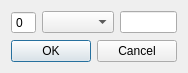
Before: the Qt Designer form ui/fenetremodifaction.ui in flagage/volleyclubstats, drawn with Qt 5.
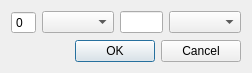
After: the same form once the commit is applied.

What changed in the file:
```diff
--- a/ui/fenetremodifaction.ui
+++ b/ui/fenetremodifaction.ui
@@ -6,7 +6,7 @@
    <rect>
     <x>0</x>
     <y>0</y>
-    <width>177</width>
+    <width>252</width>
     <height>69</height>
    </rect>
   </property>
@@ -29,6 +29,9 @@
      <item row="0" column="2">
       <widget class="QLineEdit" name="lineEdit"/>
      </item>
+     <item row="0" column="3">
+      <widget class="QComboBox" name="comboBox_2"/>
+     </item>
     </layout>
    </item>
    <item row="1" column="0">
```
